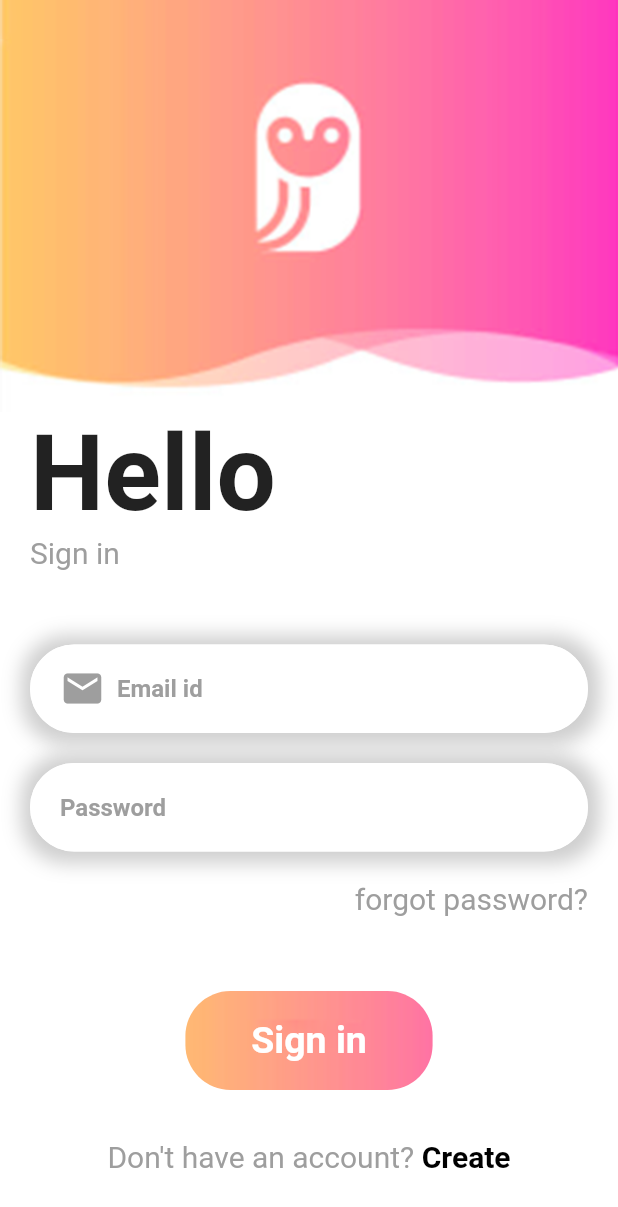
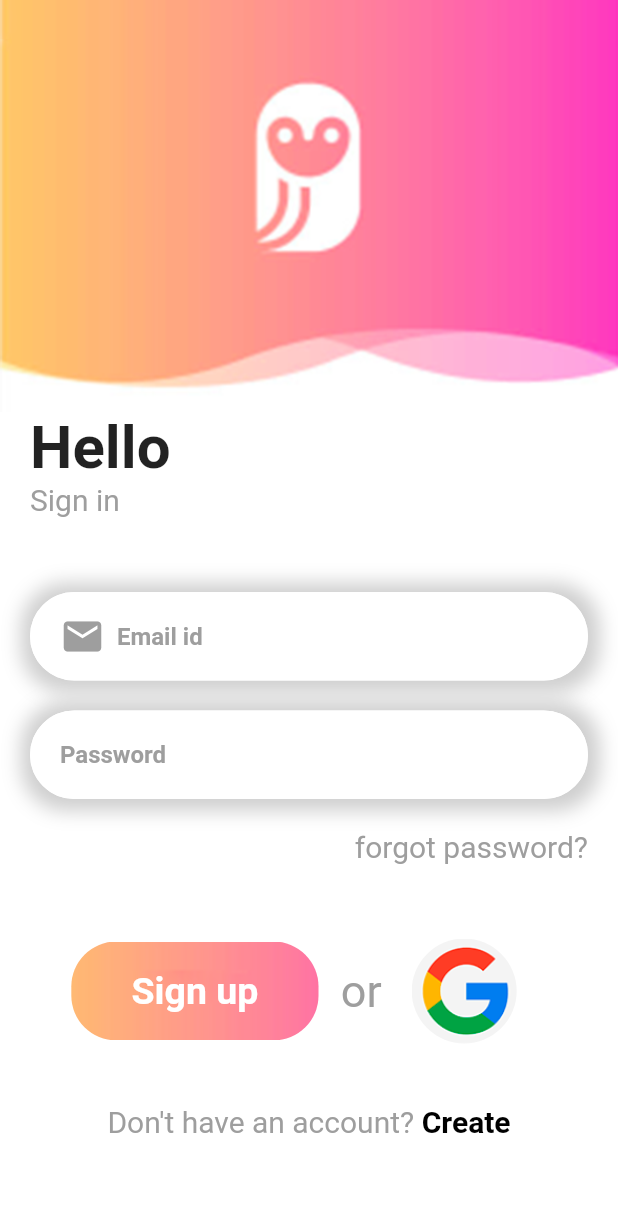
Before and after one commit to binshadhbu/login_template, a Flutter app: the screen it shows after launch, on a phone screen of 412 x 824 dp. Shown: the top 1207 px of the screen. Run offline on Flutter 3.47's test engine with Material 2 defaults, Android fonts, the light colour scheme and no system bars; our stand-ins replace get.

Commit message:
navigation done

```diff
--- a/lib/auth/login_page.dart
+++ b/lib/auth/login_page.dart
@@ -39,7 +39,7 @@ class _LoginPageState extends State<LoginPage> {
                children: [
                  Text("Hello",
                  style:TextStyle(
-                   fontSize: 70,
+                   fontSize: 40,
                    fontWeight:FontWeight.bold,
                  ),
                  ),
@@ -151,7 +151,10 @@ class _LoginPageState extends State<LoginPage> {
                ],
              ),
           ),
-          SizedBox(height: 50,),
+          SizedBox(height: 30,),
+          Row(
+            mainAxisAlignment: MainAxisAlignment.center,
+            children: [
               Container (
                 width: w*.4,
                 height:h*0.08,
@@ -164,7 +167,7 @@ class _LoginPageState extends State<LoginPage> {
                 ),
                 child:Center(
                   child: Text(
-                "Sign in",
+                    "Sign up",
                     style:TextStyle(
                       fontSize: 25,
                       fontWeight:FontWeight.bold,
@@ -173,7 +176,34 @@ class _LoginPageState extends State<LoginPage> {
                   ),
                 ),
               ),
-          SizedBox(height:w*0.08),
+              Text(
+                "  or",
+                style:TextStyle(
+                  fontSize: 30,
+                  color: Colors.grey[500],
+                ),
+              ),
+              Wrap(
+                children: List<Widget>.generate(
+                    1,
+                        (index){
+                      return Padding(
+                        padding: const EdgeInsets.all(15),
+                        child: CircleAvatar(
+                          radius:40,
+                          backgroundColor: Colors.white70,
+                          child: CircleAvatar(
+                            radius: 35,
+                            backgroundImage: AssetImage('assets/google.png'),
+                            backgroundColor: Colors.white,),
+                        ),
+                      );
+                    }
+                ),
+              ),
+            ],
+          ),
+          SizedBox(height:w*0.05),
           RichText(text: TextSpan(
             text:"Don't have an account?",
             style:  TextStyle(
```
Also changed, not shown: lib/auth/signup_page.dart (+23 -17 lines). Lines whose indentation alone changed are shown as unchanged.
